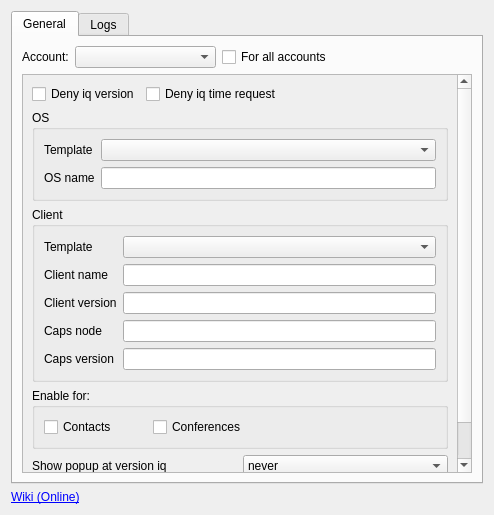
First picture: the form in generic/clientswitcherplugin/options.ui, repository psi-im/plugins, before the edit.
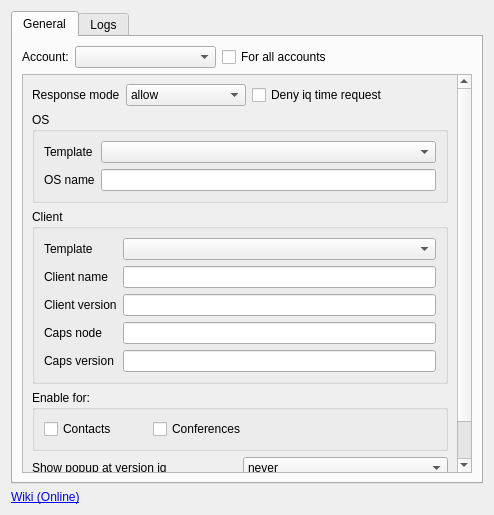
Second picture: the form after the edit.

Commit message: Updated ClientSwitcher plugin: added feature for ignoring a request version, updated the OS template.

What changed in the file:
```diff
--- a/generic/clientswitcherplugin/options.ui
+++ b/generic/clientswitcherplugin/options.ui
@@ -81,20 +81,39 @@
            <rect>
             <x>0</x>
             <y>0</y>
-            <width>464</width>
-            <height>410</height>
+            <width>434</width>
+            <height>437</height>
            </rect>
           </property>
           <layout class="QVBoxLayout" name="verticalLayout_2">
            <item>
             <layout class="QHBoxLayout" name="horizontalLayout_4">
              <item>
-              <widget class="QCheckBox" name="cb_lockrequ">
+              <widget class="QLabel" name="label_4">
                <property name="text">
-                <string>Deny iq version</string>
+                <string>Response mode</string>
                </property>
               </widget>
              </item>
+             <item>
+              <widget class="QComboBox" name="cmb_lockrequ">
+               <item>
+                <property name="text">
+                 <string>allow</string>
+                </property>
+               </item>
+               <item>
+                <property name="text">
+                 <string>not implemented</string>
+                </property>
+               </item>
+               <item>
+                <property name="text">
+                 <string>ignore</string>
+                </property>
+               </item>
+              </widget>
+             </item>
              <item>
               <widget class="QCheckBox" name="cb_locktimerequ">
                <property name="text">
```
Left out of the diff: 6 changed lines with no effect on the pictures. The commit also changes 5 other files.
